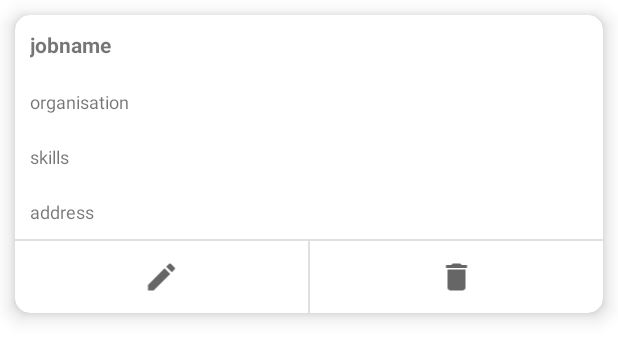
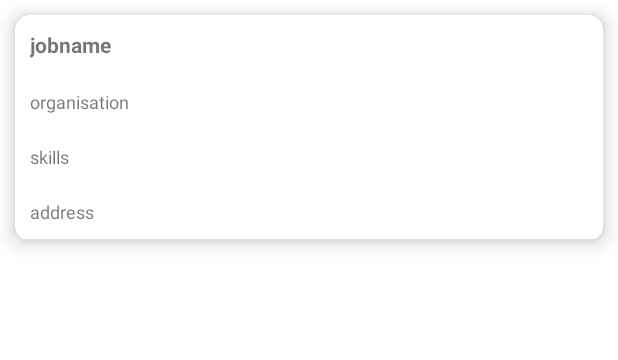
Before and after one commit to naga-reddy27/JobsPortal, an Android app: the layout job_list_item.xml on its own in the app's theme, with its tools: preview values and no code run, on a phone screen of 412 x 824 dp. Shown: the top 360 px of the screen. Run offline under Robolectric (Android 15) with nearby library versions, the phone set to English and light mode, and no system bars.

```diff
--- /dev/null
+++ b/app/src/main/res/drawable/ic_baseline_chevron_right_24.xml
@@ -0,0 +1,10 @@
+<vector xmlns:android="http://schemas.android.com/apk/res/android"
+    android:width="24dp"
+    android:height="24dp"
+    android:viewportWidth="24"
+    android:viewportHeight="24"
+    android:tint="?attr/colorControlNormal">
+  <path
+      android:fillColor="@android:color/white"
+      android:pathData="M10,6L8.59,7.41 13.17,12l-4.58,4.59L10,18l6,-6z"/>
+</vector>
--- a/app/src/main/res/layout/job_list_item.xml
+++ b/app/src/main/res/layout/job_list_item.xml
@@ -48,15 +48,28 @@
             android:text="address"
             android:textSize="12sp" />
 
+        <ImageView
+            android:id="@+id/img_more"
+            android:layout_width="wrap_content"
+            android:layout_height="wrap_content"
+            android:layout_gravity="end"
+            android:layout_marginRight="10dp"
+            android:padding="10dp"
+            android:visibility="gone"
+            android:src="@drawable/ic_baseline_chevron_right_24"
+            android:layout_marginEnd="10dp"
+            android:contentDescription="More" />
+
         <com.google.android.material.divider.MaterialDivider
-
             android:layout_width="match_parent"
             android:layout_height="wrap_content" />
 
         <LinearLayout
+            android:id="@+id/btn_layout"
             android:layout_width="match_parent"
             android:layout_height="wrap_content"
             android:orientation="horizontal"
+            android:visibility="gone"
             android:weightSum="1">
 
             <ImageView
@@ -65,25 +78,27 @@
                 android:layout_height="wrap_content"
                 android:layout_margin="10dp"
                 android:layout_weight="0.5"
+                android:contentDescription="Edit"
                 android:gravity="center"
                 android:padding="2dp"
                 android:src="@drawable/ic_baseline_edit_24"
-                android:textSize="12sp"
-                android:contentDescription="Edit" />
+                android:textSize="12sp" />
+
             <com.google.android.material.divider.MaterialDivider
                 android:layout_width="1dp"
                 android:layout_height="match_parent" />
+
             <ImageView
                 android:id="@+id/txt_delete_job"
                 android:layout_width="0dp"
                 android:layout_height="match_parent"
                 android:layout_margin="10dp"
                 android:layout_weight="0.5"
+                android:contentDescription="Delete"
                 android:gravity="center"
                 android:padding="2dp"
                 android:src="@drawable/ic_baseline_delete_24"
-                android:textSize="12sp"
-                android:contentDescription="Delete" />
+                android:textSize="12sp" />
         </LinearLayout>
     </LinearLayout>
 </androidx.cardview.widget.CardView>
```
Also changed, not shown: app/src/main/java/com/user/jobportal/activity/AddJobActivity.java (+41 -10 lines), app/src/main/java/com/user/jobportal/activity/HomeActivity.java (+25 -16 lines), app/src/main/java/com/user/jobportal/activity/LoginActivity.java (+10 -4 lines), app/src/main/java/com/user/jobportal/adapter/JobListAdapter.java (+21 -1 lines), app/src/main/java/com/user/jobportal/db/DBHelper.java (+11 -2 lines).
